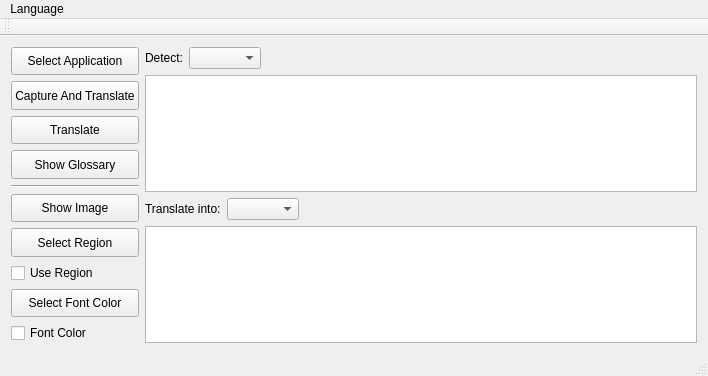
The window that ChaosTranslate.ui (wlssirius/ChaosTranslate) describes before a commit, drawn with Qt 5.
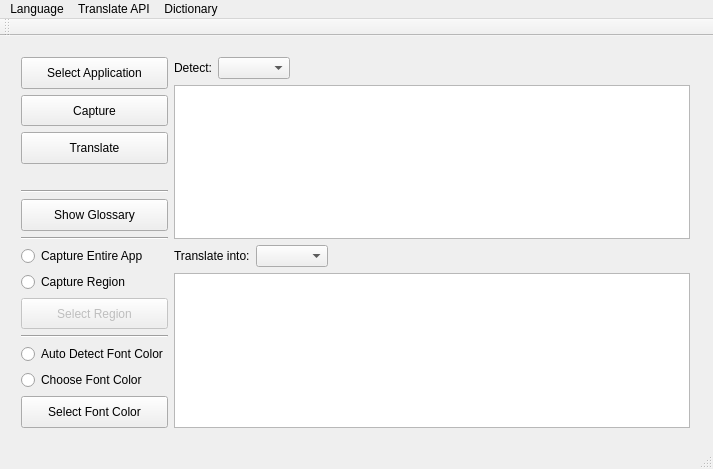
The same window after the commit. Icons and pictures are not drawn. Custom widgets are drawn as their Qt base class.

```diff
--- a/ChaosTranslate.ui
+++ b/ChaosTranslate.ui
@@ -6,8 +6,8 @@
    <rect>
     <x>0</x>
     <y>0</y>
-    <width>708</width>
-    <height>376</height>
+    <width>713</width>
+    <height>469</height>
    </rect>
   </property>
   <property name="windowTitle">
@@ -24,9 +24,18 @@
    </size>
   </property>
   <widget class="QWidget" name="centralWidget">
+   <widget class="QWidget" name="">
+    <property name="geometry">
+     <rect>
+      <x>10</x>
+      <y>10</y>
+      <width>691</width>
+      <height>393</height>
+     </rect>
+    </property>
    <layout class="QHBoxLayout" name="horizontalLayout">
     <item>
-     <layout class="QVBoxLayout" name="verticalLayout_2">
+      <layout class="QVBoxLayout" name="verticalLayout">
       <item>
        <widget class="QPushButton" name="selectAppButton">
         <property name="sizePolicy">
@@ -55,12 +64,15 @@
          <string>Capture screenshot of the selected application and translate</string>
         </property>
         <property name="text">
-         <string>Capture And Translate</string>
+          <string>Capture</string>
         </property>
        </widget>
       </item>
       <item>
        <widget class="QPushButton" name="translateButton">
+         <property name="enabled">
+          <bool>true</bool>
+         </property>
         <property name="sizePolicy">
          <sizepolicy hsizetype="Minimum" vsizetype="Expanding">
           <horstretch>0</horstretch>
@@ -72,6 +84,41 @@
         </property>
        </widget>
       </item>
+       <item>
+        <widget class="QLabel" name="imageLabel">
+         <property name="sizePolicy">
+          <sizepolicy hsizetype="Preferred" vsizetype="Fixed">
+           <horstretch>0</horstretch>
+           <verstretch>0</verstretch>
+          </sizepolicy>
+         </property>
+         <property name="maximumSize">
+          <size>
+           <width>16777215</width>
+           <height>80</height>
+          </size>
+         </property>
+         <property name="styleSheet">
+          <string notr="true">border: 1px; border-color: rgb(74, 74, 74);</string>
+         </property>
+         <property name="text">
+          <string/>
+         </property>
+         <property name="pixmap">
+          <pixmap resource="ChaosTranslate.qrc">:/ChaosTranslate/Resources/Icon/Chaos.png</pixmap>
+         </property>
+         <property name="scaledContents">
+          <bool>true</bool>
+         </property>
+        </widget>
+       </item>
+       <item>
+        <widget class="Line" name="line">
+         <property name="orientation">
+          <enum>Qt::Horizontal</enum>
+         </property>
+        </widget>
+       </item>
       <item>
        <widget class="QPushButton" name="glossaryButton">
         <property name="sizePolicy">
@@ -86,30 +133,31 @@
        </widget>
       </item>
       <item>
-       <widget class="Line" name="line">
+        <widget class="Line" name="line_3">
         <property name="orientation">
          <enum>Qt::Horizontal</enum>
         </property>
        </widget>
       </item>
       <item>
-       <widget class="QPushButton" name="ShowImageButton">
-        <property name="sizePolicy">
-         <sizepolicy hsizetype="Minimum" vsizetype="Expanding">
-          <horstretch>0</horstretch>
-          <verstretch>0</verstretch>
-         </sizepolicy>
-        </property>
-        <property name="styleSheet">
-         <string notr="true"/>
-        </property>
+        <widget class="QRadioButton" name="wholeCaptureRButton">
+         <property name="text">
+          <string>Capture Entire App</string>
+         </property>
+        </widget>
+       </item>
+       <item>
+        <widget class="QRadioButton" name="regionCaptureRButton">
         <property name="text">
-         <string>Show Image</string>
+          <string>Capture Region</string>
         </property>
        </widget>
       </item>
       <item>
        <widget class="QPushButton" name="ROIButton">
+         <property name="enabled">
+          <bool>false</bool>
+         </property>
         <property name="sizePolicy">
          <sizepolicy hsizetype="Minimum" vsizetype="Expanding">
           <horstretch>0</horstretch>
@@ -125,14 +173,31 @@
        </widget>
       </item>
       <item>
-       <widget class="QCheckBox" name="roiCheckBox">
+        <widget class="Line" name="line_4">
+         <property name="orientation">
+          <enum>Qt::Horizontal</enum>
+         </property>
+        </widget>
+       </item>
+       <item>
+        <widget class="QRadioButton" name="autoColorRButton">
         <property name="text">
-         <string>Use Region</string>
+          <string>Auto Detect Font Color</string>
         </property>
        </widget>
       </item>
       <item>
-       <widget class="QPushButton" name="fontColorButton">
+        <widget class="QRadioButton" name="manualColorRButton">
+         <property name="text">
+          <string>Choose Font Color</string>
+         </property>
+        </widget>
+       </item>
+       <item>
+        <widget class="QColorPicker" name="fontColorButton">
+         <property name="enabled">
+          <bool>true</bool>
+         </property>
         <property name="sizePolicy">
          <sizepolicy hsizetype="Minimum" vsizetype="Expanding">
           <horstretch>0</horstretch>
@@ -144,13 +209,6 @@
         </property>
        </widget>
       </item>
-      <item>
-       <widget class="QCheckBox" name="fontColorCheckBox">
-        <property name="text">
-         <string>Font Color</string>
-        </property>
-       </widget>
-      </item>
      </layout>
     </item>
     <item>
@@ -232,12 +290,13 @@
     </item>
    </layout>
   </widget>
+  </widget>
   <widget class="QMenuBar" name="menuBar">
    <property name="geometry">
     <rect>
      <x>0</x>
      <y>0</y>
-     <width>708</width>
+     <width>713</width>
      <height>23</height>
     </rect>
    </property>
@@ -246,7 +305,21 @@
      <string>Language</string>
     </property>
    </widget>
+   <widget class="QMenu" name="menuTranslate_API">
+    <property name="title">
+     <string>Translate API</string>
+    </property>
+    <addaction name="actionGoogle"/>
+    <addaction name="actionYoudao"/>
+   </widget>
+   <widget class="QMenu" name="menuDictionary">
+    <property name="title">
+     <string>Dictionary</string>
+    </property>
+   </widget>
    <addaction name="menuLanguage"/>
+   <addaction name="menuTranslate_API"/>
+   <addaction name="menuDictionary"/>
   </widget>
   <widget class="QToolBar" name="mainToolBar">
    <attribute name="toolBarArea">
@@ -257,8 +330,25 @@
    </attribute>
   </widget>
   <widget class="QStatusBar" name="statusBar"/>
+  <action name="actionGoogle">
+   <property name="text">
+    <string>Google</string>
+   </property>
+  </action>
+  <action name="actionYoudao">
+   <property name="text">
+    <string>Bing</string>
+   </property>
+  </action>
  </widget>
  <layoutdefault spacing="6" margin="11"/>
+ <customwidgets>
+  <customwidget>
+   <class>QColorPicker</class>
+   <extends>QPushButton</extends>
+   <header>qcolorpicker.h</header>
+  </customwidget>
+ </customwidgets>
  <resources>
   <include location="ChaosTranslate.qrc"/>
  </resources>
```
Lines whose indentation alone changed are shown as unchanged.
